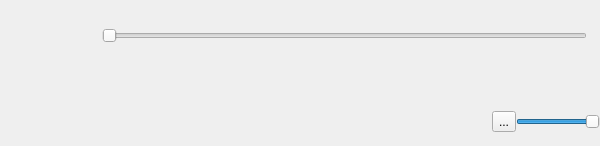
First picture: the form in podcatcher/Resources/ui/widgets/PlaybackControlWidget.ui, repository lostrootpass/alphagem, before the edit.
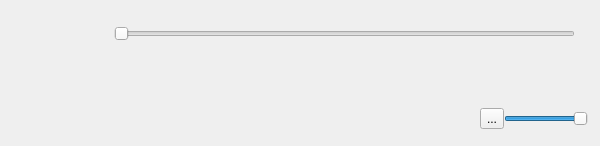
Second picture: the form after the edit. Icons and pictures are not drawn. Custom widgets are drawn as their Qt base class.

Commit message: Change slider themes.

Patch:
```diff
--- a/podcatcher/Resources/ui/widgets/PlaybackControlWidget.ui
+++ b/podcatcher/Resources/ui/widgets/PlaybackControlWidget.ui
@@ -29,16 +29,16 @@
   </property>
   <layout class="QHBoxLayout" name="centralLayout">
    <property name="leftMargin">
-    <number>0</number>
+    <number>12</number>
    </property>
    <property name="topMargin">
     <number>0</number>
    </property>
    <property name="rightMargin">
-    <number>0</number>
+    <number>12</number>
    </property>
    <property name="bottomMargin">
-    <number>0</number>
+    <number>3</number>
    </property>
    <item>
     <layout class="QVBoxLayout" name="iconLayout">
@@ -81,6 +81,24 @@
          <property name="enabled">
           <bool>true</bool>
          </property>
+         <property name="minimumSize">
+          <size>
+           <width>0</width>
+           <height>12</height>
+          </size>
+         </property>
+         <property name="maximumSize">
+          <size>
+           <width>16777215</width>
+           <height>16</height>
+          </size>
+         </property>
+         <property name="baseSize">
+          <size>
+           <width>0</width>
+           <height>0</height>
+          </size>
+         </property>
          <property name="styleSheet">
           <string notr="true"/>
          </property>
@@ -118,6 +136,11 @@
          <verstretch>0</verstretch>
         </sizepolicy>
        </property>
+       <property name="font">
+        <font>
+         <pointsize>10</pointsize>
+        </font>
+       </property>
        <property name="text">
         <string/>
        </property>
```
Left out of the diff: 17 changed lines with no effect on the pictures. The commit also changes 5 other files.
